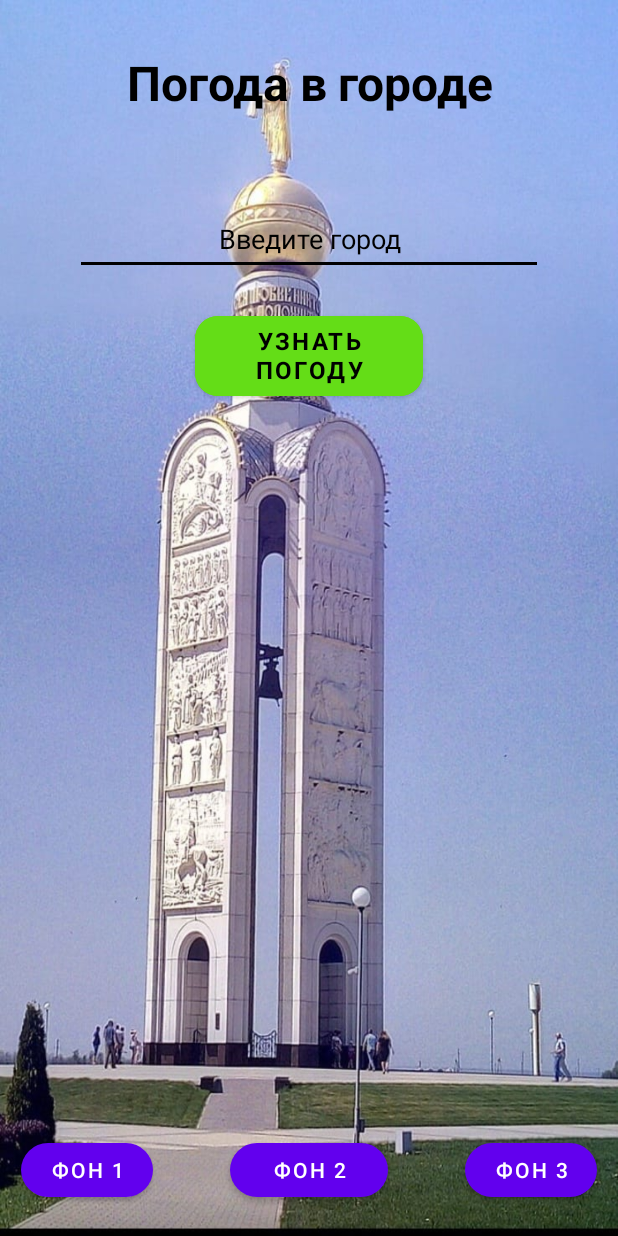
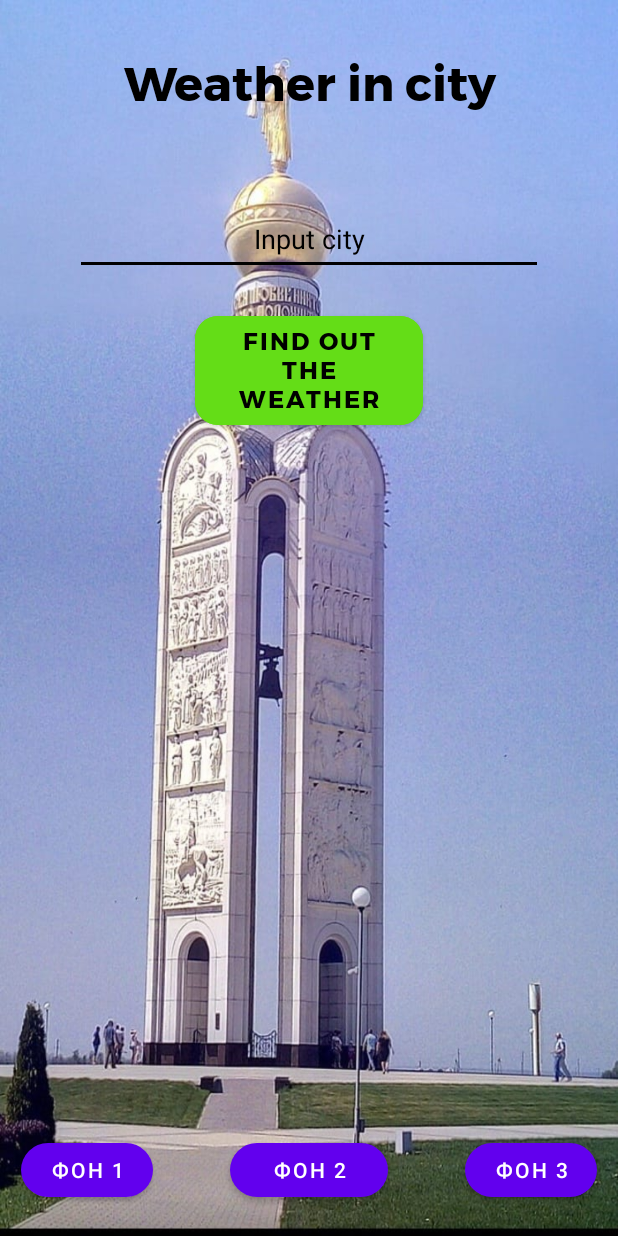
Before and after one commit to vyntyk/My_Weather, an Android app: the screen it shows after launch (MainActivity), on a phone screen of 412 x 824 dp. Run offline under Robolectric (Android 15) with nearby library versions, the phone set to English and light mode, and no system bars.

Commit message:
перевод слов

```diff
--- a/app/src/main/java/com/example/myweather/GetURLData.java
+++ b/app/src/main/java/com/example/myweather/GetURLData.java
@@ -24,10 +24,7 @@ class GetURLData extends AsyncTask < String, String, String > {
     protected void onPreExecute() {
         super.onPreExecute();
         mainActivity.resultat.setText("Ожидайте...");
-        mainActivity.resultat2.setText("Ожидайте...");
-        mainActivity.resultat3.setText("Ожидайте...");
-        mainActivity.resultat4.setText("Ожидайте...");
-        mainActivity.resultat5.setText("Ожидайте...");
+
     }
 
     @Override
--- a/app/src/main/res/values/strings.xml
+++ b/app/src/main/res/values/strings.xml
@@ -1,10 +1,10 @@
 <resources>
     <string name="app_name">My Weather</string>
-    <string name="logo">Погода в городе</string>
-    <string name="hint_user">Введите город</string>
-    <string name="main_btn">Узнать погоду</string>
-    <string name="no_input">Введите название города</string>
-    <string name="bad_input">Название города введено неправильно</string>
-    <string name="weather">Погода</string>
-    <string name="input_city">Узнать погоду</string>
+    <string name="logo">Weather in city</string>
+    <string name="hint_user">Input city</string>
+    <string name="main_btn">Find out the weather</string>
+    <string name="no_input">Enter the name of the city</string>
+    <string name="bad_input">City name entered incorrectly</string>
+    <string name="weather">Weather</string>
+    <string name="input_city">Find out the weather</string>
 </resources>
```
Also changed, not shown: 1 other file.
